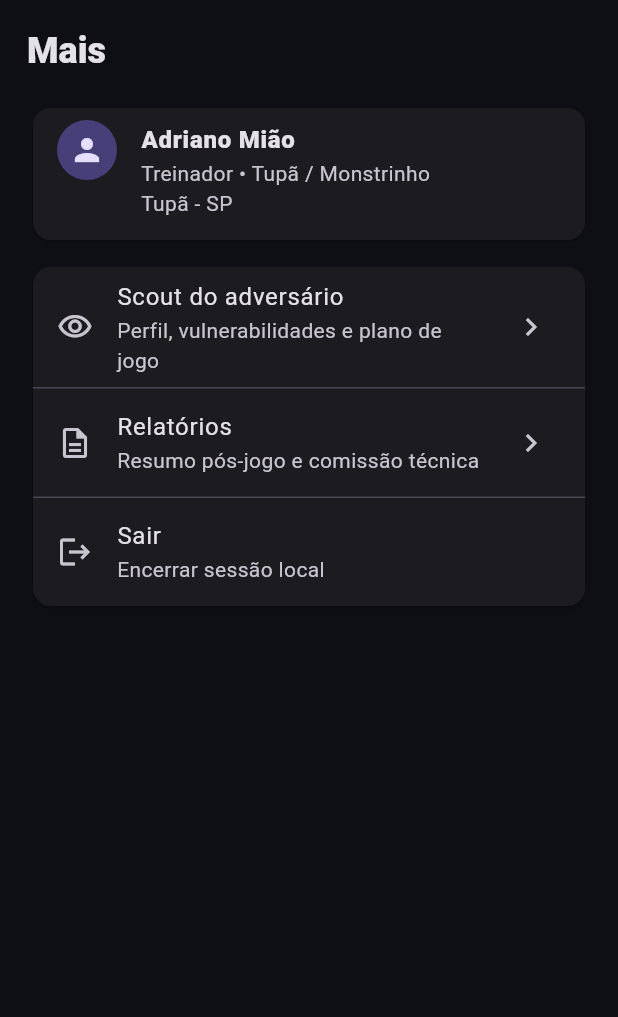
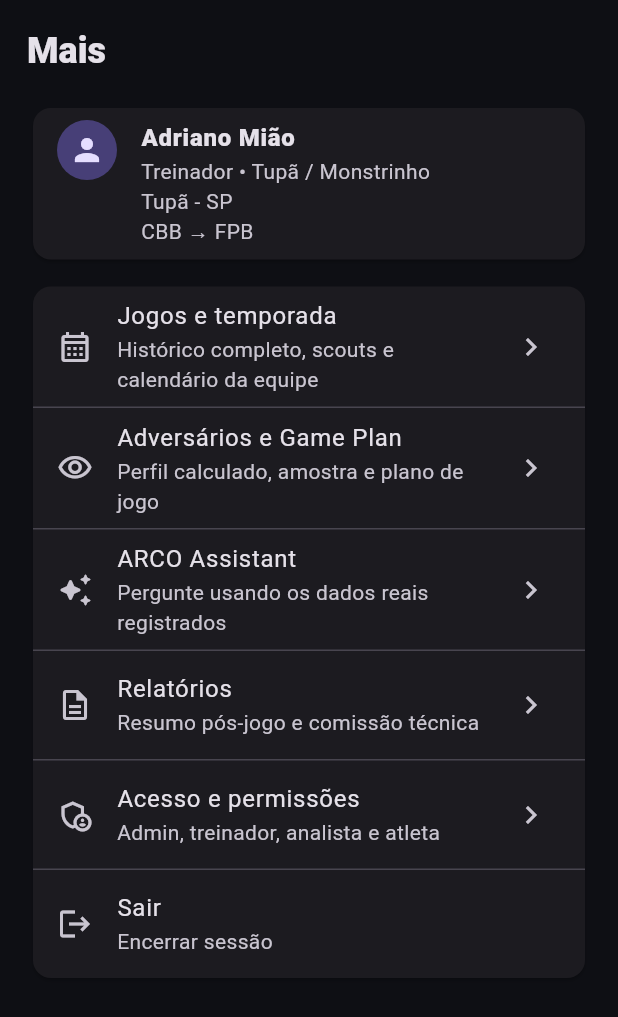
Before and after one commit to sandersoncorreia6-tech/arco-analytics-app, a Flutter app: the MoreScreen widget shown alone on an empty page, opened directly, on a phone screen of 412 x 824 dp. Shown: the top 1017 px of the screen. Run offline on Flutter 3.47's test engine with Material 3 defaults, Android fonts, the phone set to English and light mode, and no system bars; our stand-ins replace shared_preferences; accounts and stored records are empty; network calls fail.

Commit message:
Integra temporada adversários assistant e permissões

```diff
--- a/lib/screens/more_screen.dart
+++ b/lib/screens/more_screen.dart
@@ -1,7 +1,10 @@
 import 'package:flutter/material.dart';
 import '../state/app_state.dart';
+import 'access_control_screen.dart';
+import 'arco_assistant_screen.dart';
+import 'games_screen.dart';
+import 'opponents_screen.dart';
 import 'reports_screen.dart';
-import 'scout_screen.dart';
 
 class MoreScreen extends StatelessWidget {
   const MoreScreen({super.key});
@@ -17,16 +20,57 @@ class MoreScreen extends StatelessWidget {
         Card(child: ListTile(
           leading: const CircleAvatar(child: Icon(Icons.person)),
           title: Text(state.coach.name, style: const TextStyle(fontWeight: FontWeight.w800)),
-          subtitle: Text('${state.coach.role} • ${state.coach.club}\n${state.coach.city}'),
+          subtitle: Text('${state.coach.role} • ${state.coach.club}\n${state.coach.city}\n${state.teamContext.federativePathLabel}'),
           isThreeLine: true,
         )),
         const SizedBox(height: 10),
         Card(child: Column(children: [
-          ListTile(leading: const Icon(Icons.visibility_outlined), title: const Text('Scout do adversário'), subtitle: const Text('Perfil, vulnerabilidades e plano de jogo'), trailing: const Icon(Icons.chevron_right), onTap: () => Navigator.of(context).push(MaterialPageRoute(builder: (_) => const ScoutScreen()))),
+          ListTile(
+            leading: const Icon(Icons.calendar_month_outlined),
+            title: const Text('Jogos e temporada'),
+            subtitle: const Text('Histórico completo, scouts e calendário da equipe'),
+            trailing: const Icon(Icons.chevron_right),
+            onTap: () => Navigator.of(context).push(MaterialPageRoute(builder: (_) => const GamesScreen())),
+          ),
           const Divider(height: 1),
-          ListTile(leading: const Icon(Icons.description_outlined), title: const Text('Relatórios'), subtitle: const Text('Resumo pós-jogo e comissão técnica'), trailing: const Icon(Icons.chevron_right), onTap: () => Navigator.of(context).push(MaterialPageRoute(builder: (_) => const ReportsScreen()))),
+          ListTile(
+            leading: const Icon(Icons.visibility_outlined),
+            title: const Text('Adversários e Game Plan'),
+            subtitle: const Text('Perfil calculado, amostra e plano de jogo'),
+            trailing: const Icon(Icons.chevron_right),
+            onTap: () => Navigator.of(context).push(MaterialPageRoute(builder: (_) => const OpponentsScreen())),
+          ),
           const Divider(height: 1),
-          ListTile(leading: const Icon(Icons.logout), title: const Text('Sair'), subtitle: const Text('Encerrar sessão local'), onTap: state.logout),
+          ListTile(
+            leading: const Icon(Icons.auto_awesome_rounded),
+            title: const Text('ARCO Assistant'),
+            subtitle: const Text('Pergunte usando os dados reais registrados'),
+            trailing: const Icon(Icons.chevron_right),
+            onTap: () => Navigator.of(context).push(MaterialPageRoute(builder: (_) => const ArcoAssistantScreen())),
+          ),
+          const Divider(height: 1),
+          ListTile(
+            leading: const Icon(Icons.description_outlined),
+            title: const Text('Relatórios'),
+            subtitle: const Text('Resumo pós-jogo e comissão técnica'),
+            trailing: const Icon(Icons.chevron_right),
+            onTap: () => Navigator.of(context).push(MaterialPageRoute(builder: (_) => const ReportsScreen())),
+          ),
+          const Divider(height: 1),
+          ListTile(
+            leading: const Icon(Icons.admin_panel_settings_outlined),
+            title: const Text('Acesso e permissões'),
+            subtitle: const Text('Admin, treinador, analista e atleta'),
+            trailing: const Icon(Icons.chevron_right),
+            onTap: () => Navigator.of(context).push(MaterialPageRoute(builder: (_) => const AccessControlScreen())),
+          ),
+          const Divider(height: 1),
+          ListTile(
+            leading: const Icon(Icons.logout),
+            title: const Text('Sair'),
+            subtitle: const Text('Encerrar sessão'),
+            onTap: state.logout,
+          ),
         ])),
       ],
     );
```
